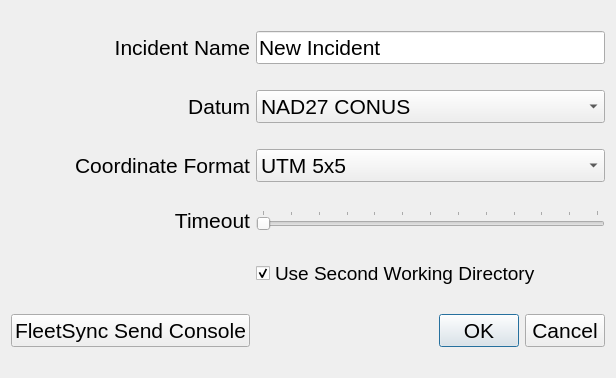
Above: designer/options.ui from ncssar/radiolog before the change. Below: the same form after it.
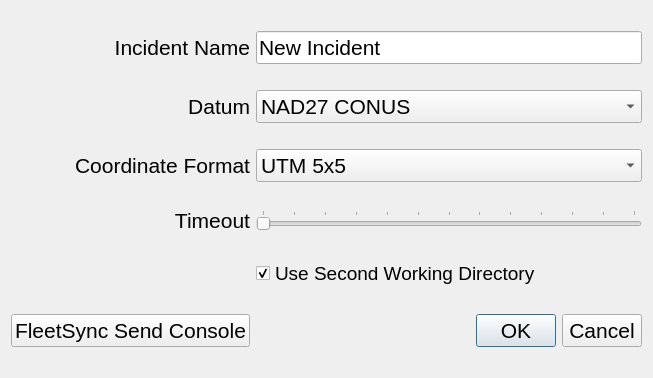
That is the form after the change.

```diff
--- a/designer/options.ui
+++ b/designer/options.ui
@@ -6,7 +6,7 @@
    <rect>
     <x>0</x>
     <y>0</y>
-    <width>616</width>
+    <width>653</width>
     <height>378</height>
    </rect>
   </property>
```
Left out of the diff: 12 changed lines with no effect on the pictures.
